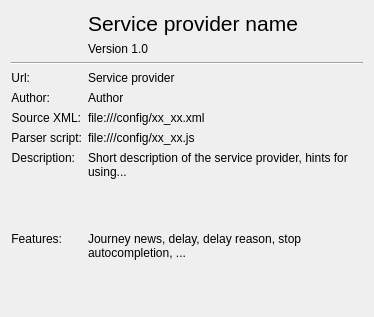
Old version of the form applet/accessorInfo.ui in the repository KDE/publictransport.
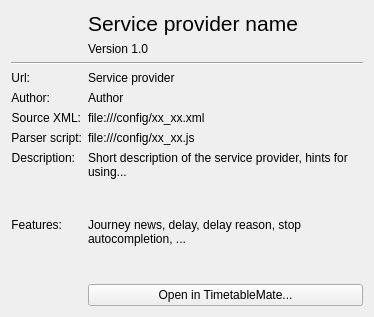
New version of the form. Custom widgets are drawn as their Qt base class.

Commit message: Added a button "Open in TimetableMate..." to the accessor info dialog.

Diff of the .ui file:
```diff
--- a/applet/accessorInfo.ui
+++ b/applet/accessorInfo.ui
@@ -233,6 +233,13 @@
      </property>
     </widget>
    </item>
+   <item row="15" column="1">
+    <widget class="QPushButton" name="btnOpenInTimetableMate">
+     <property name="text">
+      <string>Open in TimetableMate...</string>
+     </property>
+    </widget>
+   </item>
   </layout>
  </widget>
  <customwidgets>
```
The commit also changes 2 other files.
